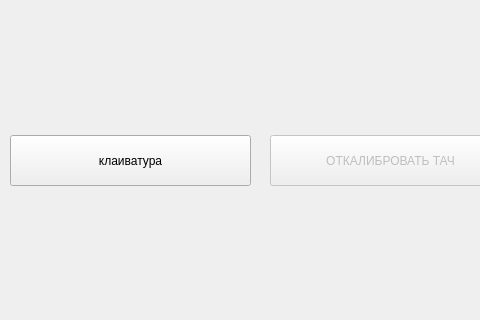
Before: the Qt Designer form mainwindow.ui in tomyqg/topaz-m, drawn with Qt 5; both pictures show x 0 to 480 and y 392 to 712 of the 1280 by 800 pixel window.
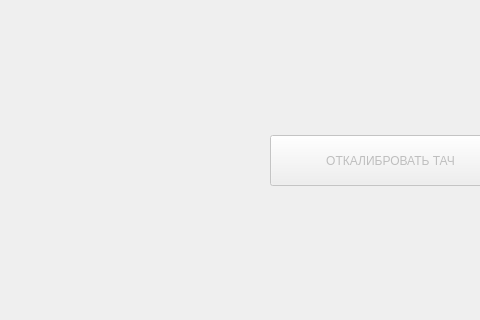
After: the same form once the commit is applied. Icons and pictures are not drawn. Custom widgets are drawn as their Qt base class.

```diff
--- a/mainwindow.ui
+++ b/mainwindow.ui
@@ -471,22 +471,6 @@
      <string>TextLabel</string>
     </property>
    </widget>
-   <widget class="QPushButton" name="pushButton_5">
-    <property name="enabled">
-     <bool>true</bool>
-    </property>
-    <property name="geometry">
-     <rect>
-      <x>10</x>
-      <y>510</y>
-      <width>241</width>
-      <height>51</height>
-     </rect>
-    </property>
-    <property name="text">
-     <string>клаиватура</string>
-    </property>
-   </widget>
   </widget>
   <widget class="QMenuBar" name="menuBar">
    <property name="geometry">
```
